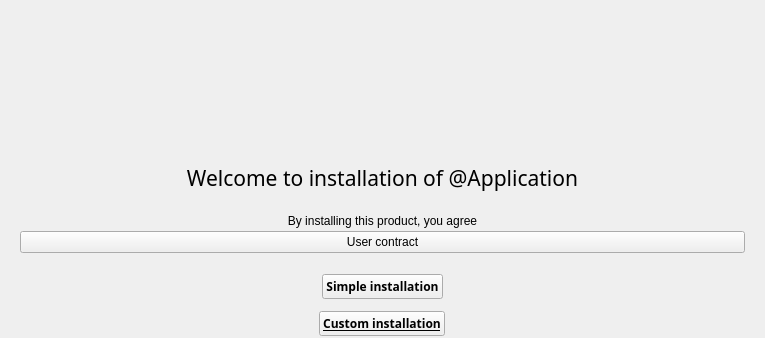
Before: the Qt Designer form installer/ui/welcome.ui in Covalia/standalone-deployer, drawn with Qt 5; both pictures show x 0 to 765 and y 0 to 338 of the 765 by 499 pixel window.
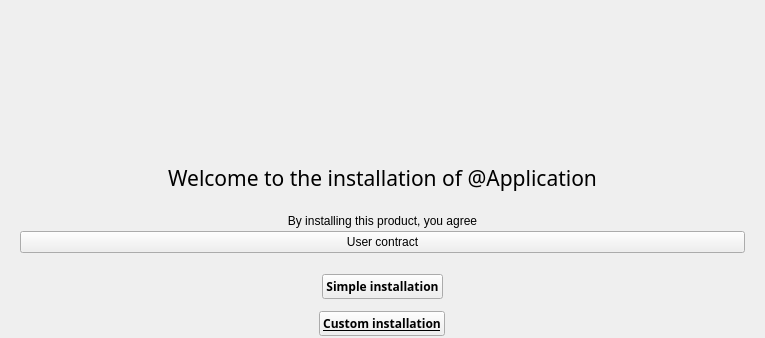
After: the same form once the commit is applied.

```diff
--- a/installer/ui/welcome.ui
+++ b/installer/ui/welcome.ui
@@ -46,7 +46,7 @@
         <string notr="true">color: @color-text-on-background ;</string>
        </property>
        <property name="text">
-        <string>Welcome to installation of @Application</string>
+        <string>Welcome to the installation of @Application</string>
        </property>
        <property name="alignment">
         <set>Qt::AlignCenter</set>
```
Left out of the diff: 4 changed lines with no effect on the pictures.
